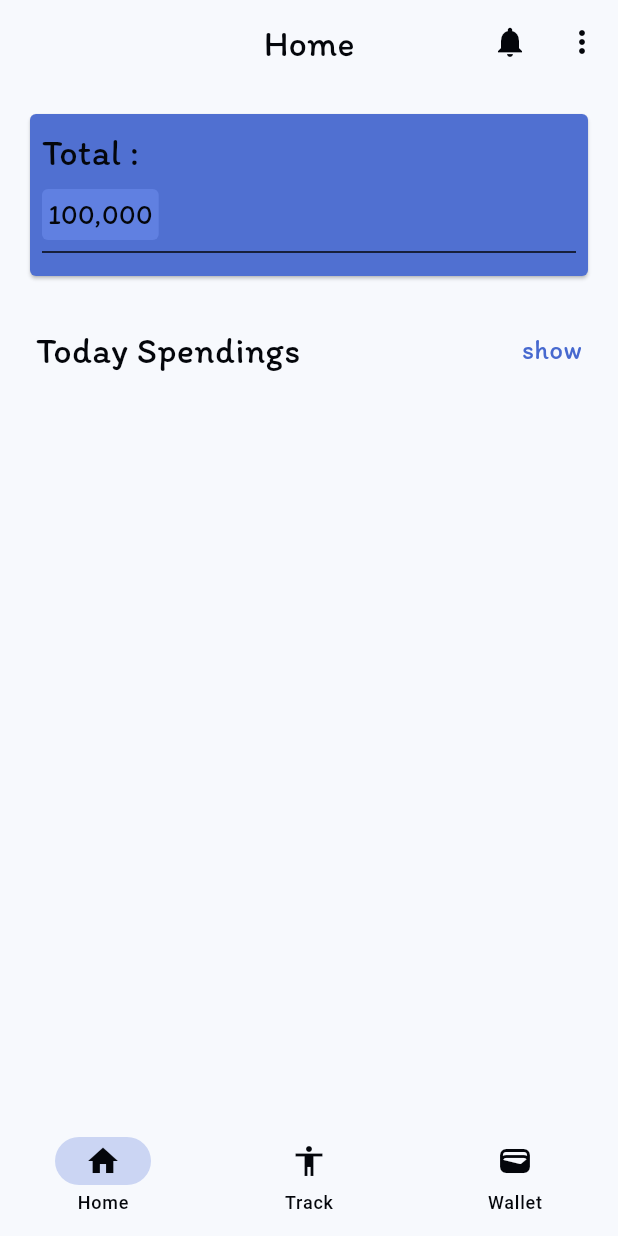
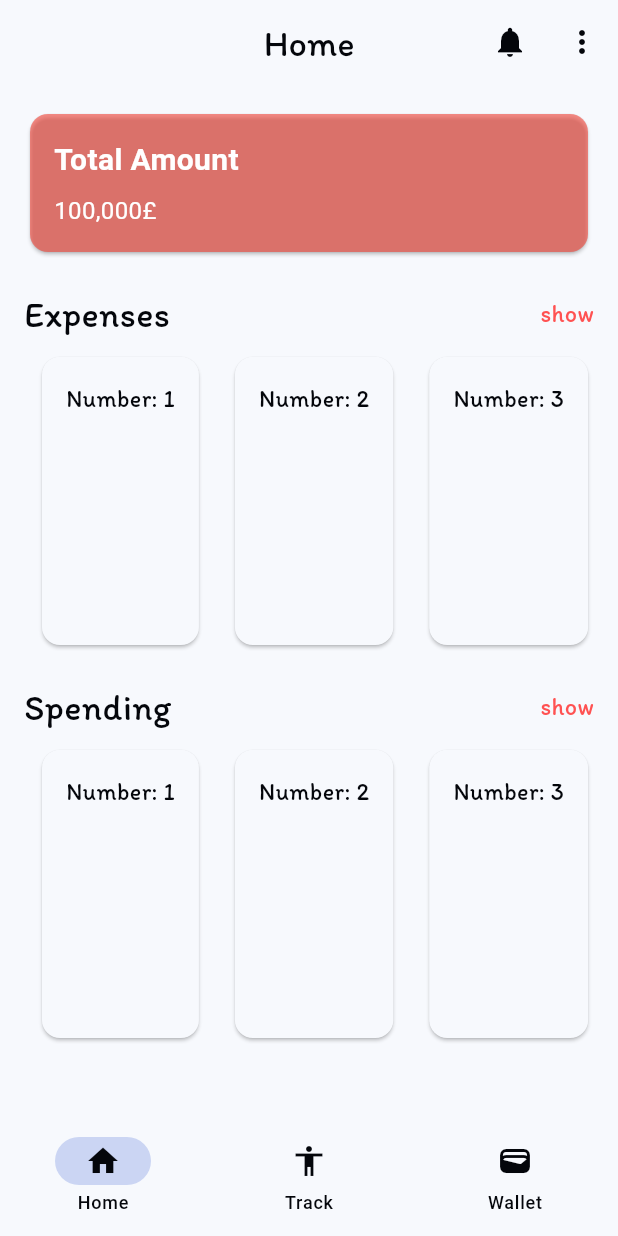
Before and after one commit to ThetMaung2002/savvy, a Flutter app: the screen it shows once a user with an empty profile is signed in, on a phone screen of 412 x 824 dp. Run offline on Flutter 3.47's test engine with Material 3 defaults, Android fonts, the phone set to English and light mode, and no system bars; our stand-ins replace cloud_firestore, firebase_auth, firebase_core, google_fonts; accounts and stored records are empty.

Commit message:
[feature]: Home UI implement.

```diff
--- /dev/null
+++ b/lib/screens/home/expense_category.dart
@@ -0,0 +1,26 @@
+import 'package:flutter/material.dart';
+import 'package:savvy/components/typo.dart';
+
+class ExpenseCategory extends StatelessWidget {
+  const ExpenseCategory({super.key});
+
+  @override
+  Widget build(BuildContext context) {
+    return Scaffold(
+      appBar: AppBar(
+        title: const Typo(label: "Expense", variant: TypoVariant.title),
+      ),
+      body: const Padding(
+        padding: EdgeInsets.all(16.0),
+        child: Column(
+          children: <Widget>[
+            Typo(
+              label: "Expense Category",
+              variant: TypoVariant.defaultVariant,
+            ),
+          ],
+        ),
+      ),
+    );
+  }
+}
--- a/lib/screens/home/home_screen.dart
+++ b/lib/screens/home/home_screen.dart
@@ -1,96 +1,214 @@
 import 'package:flutter/material.dart';
 import 'package:savvy/components/typo.dart';
-import 'package:savvy/constants/static_string.dart';
-// import 'package:savvy/components/typo.dart';
+import 'package:savvy/screens/home/expense_category.dart';
+import 'package:savvy/screens/home/spending_category.dart';
 
 class HomeScreen extends StatefulWidget {
-  const HomeScreen({super.key, this.dolla});
+  const HomeScreen({super.key, this.totalAmount});
 
-  final int? dolla;
+  final num? totalAmount;
 
   @override
   State<HomeScreen> createState() => _HomeScreenState();
 }
 
 class _HomeScreenState extends State<HomeScreen> {
+  final PageController _pageController = PageController();
+
+  Map<String, dynamic> userBalance = {
+    "Total Amount": "100,000£",
+    "Remaining Amount": "1,000£",
+    "Spent Amount": "98,000£",
+  };
+
+  List<String> balanceKeys = [
+    "Total Amount",
+    "Remaining Amount",
+    "Spent Amount",
+  ];
+
+  List<Color> colorCard = [
+    const Color.fromRGBO(244, 67, 54, 0.6),
+    const Color.fromRGBO(33, 150, 243, 0.6),
+    const Color.fromRGBO(76, 175, 80, 0.6)
+  ];
+
+  List<String> demoTitle = [
+    "Number: 1",
+    "Number: 2",
+    "Number: 3",
+    "Number: 4",
+    "Number: 5",
+    "Number: 6",
+  ];
+
   @override
   Widget build(BuildContext context) {
     return Scaffold(
-      body: Center(
+      body: SingleChildScrollView(
         child: Padding(
           padding: const EdgeInsets.all(16.0),
           child: Column(
-            children: [
-              //Main Dashboard which will show total balance left for this month
-              const Dashboard(),
-
+            children: <Widget>[
+              SizedBox(
+                height: 100,
+                child: PageView.builder(
+                  controller: _pageController,
+                  itemCount: userBalance.length,
+                  scrollDirection: Axis.horizontal,
+                  itemBuilder: (BuildContext context, int index) {
+                    return buildCard(index);
+                  },
+                ),
+              ),
               const SizedBox(height: 20.0),
-
-              //Title bar
-              Padding(
-                padding: const EdgeInsets.all(8.0),
-                child: Row(
-                  mainAxisAlignment: MainAxisAlignment.spaceBetween,
-                  children: [
-                    const Typo(
-                      label: "Today Spendings",
-                      variant: TypoVariant.title,
-                    ),
-                    GestureDetector(
-                      onTap: () {},
-                      child: const Typo(
-                        label: "show",
-                        variant: TypoVariant.subtitle,
-                        color: Color(0xFF4769cf),
-                      ),
-                    )
-                  ],
-                ),
-              )
+              expenseCategory(),
+              const SizedBox(height: 20.0),
+              spendingCategory(),
             ],
           ),
         ),
       ),
     );
   }
-}
 
-class Dashboard extends StatelessWidget {
-  const Dashboard({
-    super.key,
-  });
+  Container spendingCategory() {
+    return Container(
+      decoration: const BoxDecoration(),
+      child: Column(
+        children: [
+          Row(
+            mainAxisAlignment: MainAxisAlignment.spaceBetween,
+            children: [
+              const Typo(
+                label: "Spending",
+                variant: TypoVariant.title,
+              ),
+              GestureDetector(
+                onTap: () {
+                  Navigator.push(
+                    context,
+                    MaterialPageRoute(
+                      builder: ((context) => const SpendingCategory()),
+                    ),
+                  );
+                },
+                child: const Typo(
+                  label: "show",
+                  variant: TypoVariant.defaultVariant,
+                  color: Colors.redAccent,
+                ),
+              ),
+            ],
+          ),
+          const SizedBox(height: 8.0),
+          SizedBox(
+            height: 200,
+            child: ListView.builder(
+              scrollDirection: Axis.horizontal,
+              itemCount: demoTitle.length,
+              itemBuilder: (BuildContext context, int index) {
+                return Padding(
+                  padding: const EdgeInsets.symmetric(horizontal: 8.0),
+                  child: Card(
+                    child: Padding(
+                      padding: const EdgeInsets.all(16.0),
+                      child: Typo(
+                          label: demoTitle[index],
+                          variant: TypoVariant.defaultVariant),
+                    ),
+                  ),
+                );
+              },
+            ),
+          ),
+        ],
+      ),
+    );
+  }
 
-  @override
-  Widget build(BuildContext context) {
+  Container expenseCategory() {
+    return Container(
+      decoration: const BoxDecoration(),
+      child: Column(
+        children: [
+          Row(
+            mainAxisAlignment: MainAxisAlignment.spaceBetween,
+            children: [
+              const Typo(
+                label: "Expenses",
+                variant: TypoVariant.title,
+              ),
+              GestureDetector(
+                onTap: () {
+                  Navigator.push(
+                    context,
+                    MaterialPageRoute(
+                      builder: (context) => const ExpenseCategory(),
+                    ),
+                  );
+                },
+                child: const Typo(
+                  label: "show",
+                  variant: TypoVariant.defaultVariant,
+                  color: Colors.redAccent,
+                ),
+              ),
+            ],
+          ),
+          const SizedBox(height: 8.0),
+          SizedBox(
+            height: 200,
+            child: ListView.builder(
+              scrollDirection: Axis.horizontal,
+              itemCount: demoTitle.length,
+              itemBuilder: (BuildContext context, int index) {
+                return Padding(
+                  padding: const EdgeInsets.symmetric(horizontal: 8.0),
+                  child: Card(
+                    child: Padding(
+                      padding: const EdgeInsets.all(16.0),
+                      child: Typo(
+                          label: demoTitle[index],
+                          variant: TypoVariant.defaultVariant),
+                    ),
+                  ),
+                );
+              },
+            ),
+          ),
+        ],
+      ),
+    );
+  }
+
+  Widget buildCard(int index) {
+    String key = balanceKeys[index];
+    String value = userBalance[key].toString();
+    Color colors = colorCard[index];
     return Card(
-      shape: RoundedRectangleBorder(
-        borderRadius: BorderRadius.circular(4),
-      ),
-      color: Theme.of(context).colorScheme.primary,
-      surfaceTintColor: Theme.of(context).colorScheme.onPrimary,
+      color: colors,
       child: Padding(
-        padding: const EdgeInsets.all(8.0),
+        padding: const EdgeInsets.all(16.0),
         child: Column(
           crossAxisAlignment: CrossAxisAlignment.start,
           children: [
-            Typo(
-              label: "${StaticString.total!} :",
-              variant: TypoVariant.title,
-            ),
-            const SizedBox(height: 8.0),
-            Container(
-              padding: const EdgeInsets.all(4.0),
-              decoration: BoxDecoration(
-                color: Theme.of(context).colorScheme.tertiary,
-                borderRadius: BorderRadius.circular(4),
-              ),
-              child: const Typo(
-                label: "100,000",
-                variant: TypoVariant.subtitle,
-                color: Color(0xFF04060b),
+            Text(
+              key,
+              style: const TextStyle(
+                fontSize: 20,
+                fontWeight: FontWeight.bold,
+                color: Colors.white,
               ),
             ),
-            const Divider()
+            const SizedBox(height: 8),
+            Text(
+              value,
+              style: const TextStyle(
+                fontSize: 16,
+                color: Colors.white,
+              ),
+            ),
           ],
         ),
       ),
--- /dev/null
+++ b/lib/screens/home/spending_category.dart
@@ -0,0 +1,26 @@
+import 'package:flutter/material.dart';
+import 'package:savvy/components/typo.dart';
+
+class SpendingCategory extends StatelessWidget {
+  const SpendingCategory({super.key});
+
+  @override
+  Widget build(BuildContext context) {
+    return Scaffold(
+      appBar: AppBar(
+        title: const Typo(label: "Spending", variant: TypoVariant.title),
+      ),
+      body: const Padding(
+        padding: EdgeInsets.all(16.0),
+        child: Column(
+          children: <Widget>[
+            Typo(
+              label: "Spending Category",
+              variant: TypoVariant.defaultVariant,
+            ),
+          ],
+        ),
+      ),
+    );
+  }
+}
--- a/lib/screens/profile/profile_screen.dart
+++ b/lib/screens/profile/profile_screen.dart
@@ -53,7 +53,18 @@ class ProfileScreen extends StatelessWidget {
             Map<String, dynamic>? user = snapshot.data!.data();
 
             return Center(
-              child: profileUI(user),
+              child: Padding(
+                padding: const EdgeInsets.all(16.0),
+                child: Column(
+                  children: [
+                    profileUI(user),
+                    const SizedBox(height: 20.0),
+                    const Divider(
+                      color: Colors.grey,
+                    ),
+                  ],
+                ),
+              ),
             );
           }
 
@@ -68,11 +79,15 @@ class ProfileScreen extends StatelessWidget {
     return Column(
       crossAxisAlignment: CrossAxisAlignment.center,
       children: <Widget>[
-        const CircleAvatar(
+        CircleAvatar(
           radius: 48,
+          backgroundColor: const Color(0xFF889fe4),
+          foregroundColor: const Color(0xFF04060b),
+          child: Typo(
+              label: user!['username'], variant: TypoVariant.defaultVariant),
         ),
         const SizedBox(height: 20.0),
-        Typo(label: user!['username'], variant: TypoVariant.title),
+        Typo(label: user['username'], variant: TypoVariant.title),
         Typo(label: user['email'], variant: TypoVariant.subtitle),
       ],
     );
--- a/pubspec.yaml
+++ b/pubspec.yaml
@@ -43,6 +43,7 @@ dependencies:
   retrofit: ">=4.0.0 <5.0.0"
   logger: any
   json_annotation: ^4.8.1
+  glass: ^2.0.0+1
 
 dev_dependencies:
   flutter_test:
```
Also changed, not shown: firebase.json, lib/firebase_options.dart, pubspec.lock, 2 other files.
